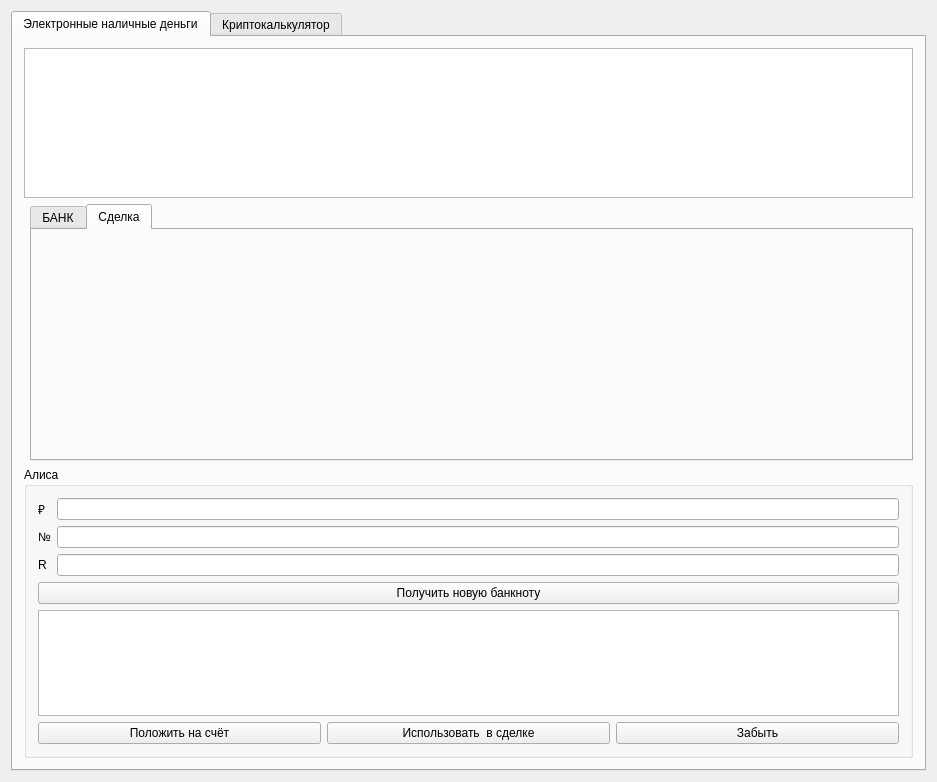
The window that mainwindow.ui (klv-codehub/rsa-cash) describes before a commit, drawn with Qt 5.
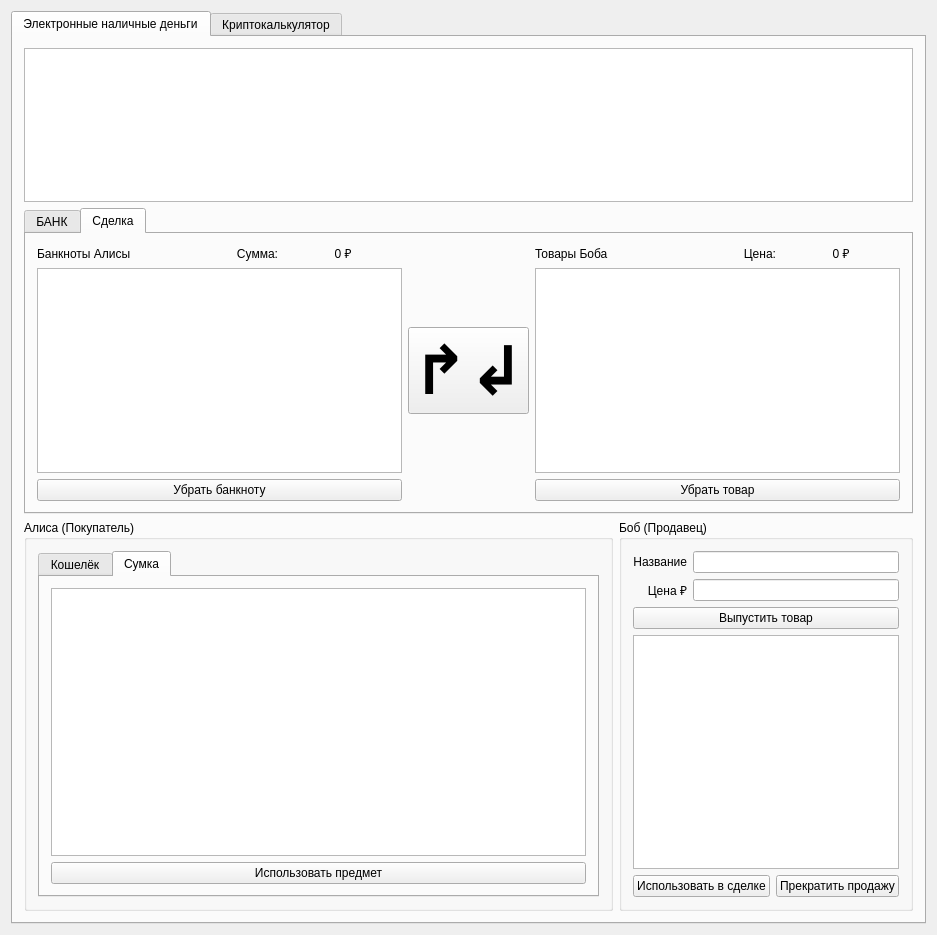
The same window after the commit. The open tabs and pages were chosen to show the change.

The edit to the form file:
```diff
--- a/mainwindow.ui
+++ b/mainwindow.ui
@@ -7,7 +7,7 @@
     <x>0</x>
     <y>0</y>
     <width>937</width>
-    <height>782</height>
+    <height>935</height>
    </rect>
   </property>
   <property name="windowTitle">
@@ -24,8 +24,18 @@
        <attribute name="title">
         <string>Электронные наличные деньги</string>
        </attribute>
-       <layout class="QGridLayout" name="gridLayout_6">
-        <item row="1" column="1">
+       <layout class="QGridLayout" name="gridLayout_12">
+        <item row="0" column="0" colspan="2">
+         <widget class="QTextEdit" name="textEdit_protocol">
+          <property name="minimumSize">
+           <size>
+            <width>0</width>
+            <height>150</height>
+           </size>
+          </property>
+         </widget>
+        </item>
+        <item row="1" column="0" colspan="2">
          <widget class="QTabWidget" name="tabWidget_4">
           <property name="currentIndex">
            <number>0</number>
@@ -355,10 +365,101 @@
            <attribute name="title">
             <string>Сделка</string>
            </attribute>
+           <layout class="QGridLayout" name="gridLayout_4">
+            <item row="0" column="0">
+             <widget class="QLabel" name="label_29">
+              <property name="text">
+               <string>Банкноты Алисы</string>
+              </property>
+             </widget>
+            </item>
+            <item row="0" column="1">
+             <widget class="QLabel" name="label_33">
+              <property name="text">
+               <string>Сумма:</string>
+              </property>
+              <property name="alignment">
+               <set>Qt::AlignRight|Qt::AlignTrailing|Qt::AlignVCenter</set>
+              </property>
+             </widget>
+            </item>
+            <item row="0" column="4">
+             <widget class="QLabel" name="label_30">
+              <property name="text">
+               <string>Товары Боба</string>
+              </property>
+             </widget>
+            </item>
+            <item row="0" column="2">
+             <widget class="QLabel" name="label_34">
+              <property name="text">
+               <string>0 ₽</string>
+              </property>
+              <property name="alignment">
+               <set>Qt::AlignCenter</set>
+              </property>
+             </widget>
+            </item>
+            <item row="1" column="4" colspan="3">
+             <widget class="QListWidget" name="listWidget_BobTradeBag"/>
+            </item>
+            <item row="2" column="0" colspan="3">
+             <widget class="QPushButton" name="pushButton_3">
+              <property name="text">
+               <string>Убрать банкноту</string>
+              </property>
+             </widget>
+            </item>
+            <item row="0" column="6">
+             <widget class="QLabel" name="label_36">
+              <property name="text">
+               <string>0 ₽</string>
+              </property>
+              <property name="alignment">
+               <set>Qt::AlignCenter</set>
+              </property>
+             </widget>
+            </item>
+            <item row="0" column="5">
+             <widget class="QLabel" name="label_35">
+              <property name="text">
+               <string>Цена:</string>
+              </property>
+              <property name="alignment">
+               <set>Qt::AlignRight|Qt::AlignTrailing|Qt::AlignVCenter</set>
+              </property>
+             </widget>
+            </item>
+            <item row="2" column="4" colspan="3">
+             <widget class="QPushButton" name="pushButton_4">
+              <property name="text">
+               <string>Убрать товар</string>
+              </property>
+             </widget>
+            </item>
+            <item row="1" column="3">
+             <widget class="QPushButton" name="pushButton_5">
+              <property name="font">
+               <font>
+                <pointsize>50</pointsize>
+                <weight>75</weight>
+                <bold>true</bold>
+                <kerning>true</kerning>
+               </font>
+              </property>
+              <property name="text">
+               <string>↱↲</string>
+              </property>
+             </widget>
+            </item>
+            <item row="1" column="0" colspan="3">
+             <widget class="QListWidget" name="listWidget_AliceTradeWallet"/>
+            </item>
+           </layout>
           </widget>
          </widget>
         </item>
-        <item row="2" column="0" colspan="2">
+        <item row="2" column="0">
          <widget class="QGroupBox" name="groupBox_3">
           <property name="sizePolicy">
            <sizepolicy hsizetype="Preferred" vsizetype="Preferred">
@@ -367,87 +468,171 @@
            </sizepolicy>
           </property>
           <property name="title">
-           <string>Алиса</string>
+           <string>Алиса (Покупатель)</string>
           </property>
-          <layout class="QGridLayout" name="gridLayout_5">
-           <item row="0" column="0" colspan="3">
-            <layout class="QGridLayout" name="gridLayout_7">
+          <layout class="QHBoxLayout" name="horizontalLayout_2">
+           <item>
+            <widget class="QTabWidget" name="tabWidget_5">
+             <property name="currentIndex">
+              <number>0</number>
+             </property>
+             <widget class="QWidget" name="tab_7">
+              <attribute name="title">
+               <string>Кошелёк</string>
+              </attribute>
+              <layout class="QGridLayout" name="gridLayout_5">
+               <item row="1" column="0" colspan="3">
+                <widget class="QListWidget" name="listWidget_AliceWallet"/>
+               </item>
+               <item row="2" column="0">
+                <widget class="QPushButton" name="pushButton_AliceDeposit">
+                 <property name="text">
+                  <string>Положить на счёт</string>
+                 </property>
+                </widget>
+               </item>
+               <item row="2" column="1">
+                <widget class="QPushButton" name="pushButton_banknoteSend">
+                 <property name="text">
+                  <string>Использовать  в сделке</string>
+                 </property>
+                </widget>
+               </item>
+               <item row="2" column="2">
+                <widget class="QPushButton" name="pushButton_2">
+                 <property name="text">
+                  <string>Забыть</string>
+                 </property>
+                </widget>
+               </item>
+               <item row="0" column="0" colspan="3">
+                <layout class="QGridLayout" name="gridLayout_7">
+                 <item row="0" column="0">
+                  <widget class="QLabel" name="label_23">
+                   <property name="text">
+                    <string>₽</string>
+                   </property>
+                  </widget>
+                 </item>
+                 <item row="0" column="1">
+                  <widget class="QLineEdit" name="lineEdit_banknote_nom"/>
+                 </item>
+                 <item row="1" column="0">
+                  <widget class="QLabel" name="label_24">
+                   <property name="text">
+                    <string>№</string>
+                   </property>
+                  </widget>
+                 </item>
+                 <item row="1" column="1">
+                  <widget class="QLineEdit" name="lineEdit_banknote_serial"/>
+                 </item>
+                 <item row="2" column="0">
+                  <widget class="QLabel" name="label_25">
+                   <property name="text">
+                    <string>R</string>
+                   </property>
+                  </widget>
+                 </item>
+                 <item row="2" column="1">
+                  <widget class="QLineEdit" name="lineEdit_banknote_R"/>
+                 </item>
+                 <item row="3" column="0" colspan="2">
+                  <widget class="QPushButton" name="pushButton_banknote_sign">
+                   <property name="text">
+                    <string>Получить новую банкноту</string>
+                   </property>
+                  </widget>
+                 </item>
+                </layout>
+               </item>
+              </layout>
+             </widget>
+             <widget class="QWidget" name="tab_8">
+              <attribute name="title">
+               <string>Сумка</string>
+              </attribute>
+              <layout class="QVBoxLayout" name="verticalLayout_4">
+               <item>
+                <widget class="QListWidget" name="listWidget"/>
+               </item>
+               <item>
+                <widget class="QPushButton" name="pushButton_9">
+                 <property name="text">
+                  <string>Использовать предмет</string>
+                 </property>
+                </widget>
+               </item>
+              </layout>
+             </widget>
+            </widget>
+           </item>
+          </layout>
+         </widget>
+        </item>
+        <item row="2" column="1">
+         <widget class="QGroupBox" name="groupBox_4">
+          <property name="title">
+           <string>Боб (Продавец)</string>
+          </property>
+          <layout class="QGridLayout" name="gridLayout_9">
+           <item row="0" column="0" colspan="2">
+            <layout class="QGridLayout" name="gridLayout_6">
              <item row="0" column="0">
-              <widget class="QLabel" name="label_23">
+              <widget class="QLabel" name="label_31">
                <property name="text">
-                <string>₽</string>
+                <string>Название</string>
+               </property>
+               <property name="alignment">
+                <set>Qt::AlignRight|Qt::AlignTrailing|Qt::AlignVCenter</set>
                </property>
               </widget>
              </item>
              <item row="0" column="1">
-              <widget class="QLineEdit" name="lineEdit_banknote_nom"/>
+              <widget class="QLineEdit" name="lineEdit_item_name"/>
              </item>
              <item row="1" column="0">
-              <widget class="QLabel" name="label_24">
+              <widget class="QLabel" name="label_32">
                <property name="text">
-                <string>№</string>
+                <string>Цена ₽</string>
+               </property>
+               <property name="alignment">
+                <set>Qt::AlignRight|Qt::AlignTrailing|Qt::AlignVCenter</set>
                </property>
               </widget>
              </item>
              <item row="1" column="1">
-              <widget class="QLineEdit" name="lineEdit_banknote_serial"/>
+              <widget class="QLineEdit" name="lineEdit_item_price"/>
              </item>
-             <item row="2" column="0">
-              <widget class="QLabel" name="label_25">
+             <item row="2" column="0" colspan="2">
+              <widget class="QPushButton" name="pushButton_create_item">
                <property name="text">
-                <string>R</string>
-               </property>
-              </widget>
-             </item>
-             <item row="2" column="1">
-              <widget class="QLineEdit" name="lineEdit_banknote_R"/>
-             </item>
-             <item row="3" column="0" colspan="2">
-              <widget class="QPushButton" name="pushButton_banknote_sign">
-               <property name="text">
-                <string>Получить новую банкноту</string>
+                <string>Выпустить товар</string>
                </property>
               </widget>
              </item>
             </layout>
            </item>
-           <item row="1" column="0" colspan="3">
-            <widget class="QListWidget" name="listWidget_AliceWallet"/>
+           <item row="1" column="0" colspan="2">
+            <widget class="QListView" name="listView"/>
            </item>
            <item row="2" column="0">
-            <widget class="QPushButton" name="pushButton_AliceDeposit">
+            <widget class="QPushButton" name="pushButton_7">
              <property name="text">
-              <string>Положить на счёт</string>
+              <string>Использовать в сделке</string>
              </property>
             </widget>
            </item>
            <item row="2" column="1">
-            <widget class="QPushButton" name="pushButton_banknoteSend">
+            <widget class="QPushButton" name="pushButton_8">
              <property name="text">
-              <string>Использовать  в сделке</string>
-             </property>
-            </widget>
-           </item>
-           <item row="2" column="2">
-            <widget class="QPushButton" name="pushButton_2">
-             <property name="text">
-              <string>Забыть</string>
+              <string>Прекратить продажу</string>
              </property>
             </widget>
            </item>
           </layout>
          </widget>
         </item>
-        <item row="0" column="0" colspan="2">
-         <widget class="QTextEdit" name="textEdit_protocol">
-          <property name="minimumSize">
-           <size>
-            <width>0</width>
-            <height>150</height>
-           </size>
-          </property>
-         </widget>
-        </item>
        </layout>
       </widget>
       <widget class="QWidget" name="tab_3">
```
